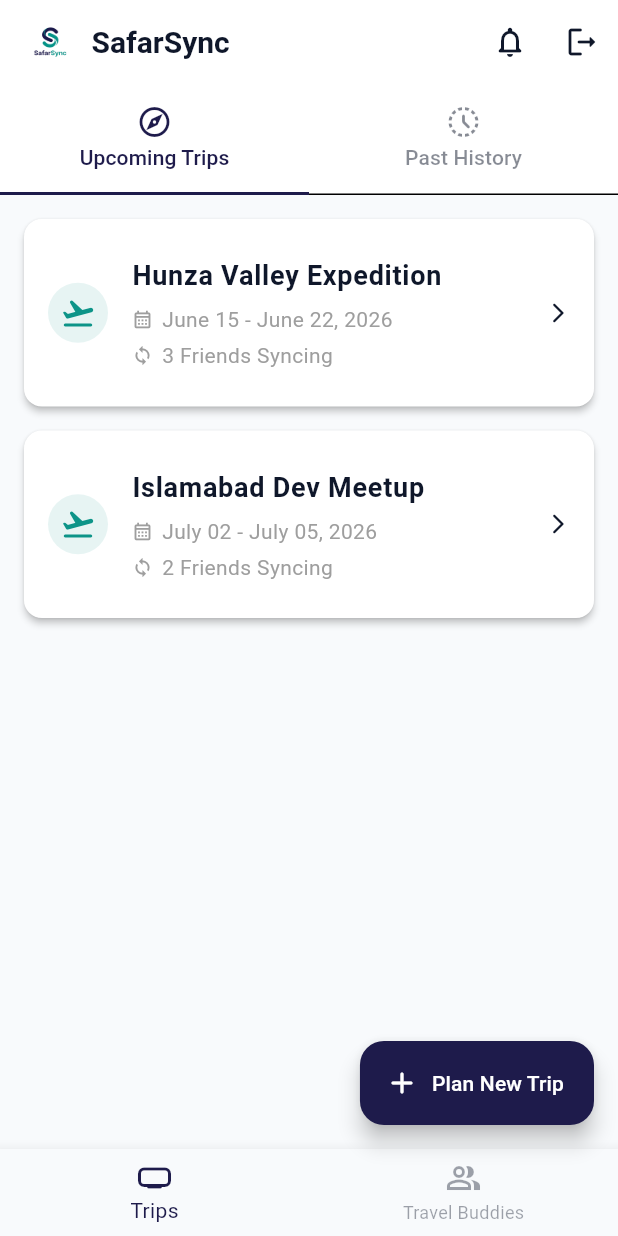
After one commit to Laiba905/safar-sync, a Flutter app: the HomeScreen screen opened directly, on a phone screen of 412 x 824 dp. The commit adds this screen. Run offline on Flutter 3.47's test engine with Material 3 defaults, Android fonts, the phone set to English and light mode, and no system bars.

Commit message:
Designed adaptive Home Dashboard with dynamic Tabs and custom Trip logger layout cards

```diff
--- /dev/null
+++ b/lib/screens/home_screen.dart
@@ -0,0 +1,189 @@
+import 'package:flutter/material.dart';
+
+class HomeScreen extends StatefulWidget {
+  const HomeScreen({super.key});
+
+  @override
+  State<HomeScreen> createState() => _HomeScreenState();
+}
+
+class _HomeScreenState extends State<HomeScreen> with SingleTickerProviderStateMixin {
+  late TabController _tabController;
+  int _currentIndex = 0;
+
+  @override
+  void initState() {
+    super.initState();
+    _tabController = TabController(length: 2, vsync: this);
+  }
+
+  @override
+  void dispose() {
+    _tabController.dispose();
+    super.dispose();
+  }
+
+  @override
+  Widget build(BuildContext context) {
+    final theme = Theme.of(context);
+
+    return Scaffold(
+      backgroundColor: theme.scaffoldBackgroundColor,
+
+      // Custom Sleek App Bar
+      appBar: AppBar(
+        automaticallyImplyLeading: false, // Back arrow hidden on home dashboard
+        title: Row(
+          children: [
+            Image.asset('assets/images/logo1.png', height: 35),
+            const SizedBox(width: 10),
+            Text(
+              'SafarSync',
+              style: TextStyle(
+                fontWeight: FontWeight.bold,
+                color: theme.colorScheme.onSurface,
+              ),
+            ),
+          ],
+        ),
+        actions: [
+          IconButton(
+            icon: const Icon(Icons.notifications_none_rounded),
+            onPressed: () {
+              // Friend requests notification screen open karne ke liye logic
+            },
+          ),
+          IconButton(
+            icon: const Icon(Icons.logout_rounded),
+            onPressed: () {
+              // Sign out logic
+              Navigator.of(context).pushReplacementNamed('/'); // Back to login splash flow
+            },
+          ),
+        ],
+        bottom: TabBar(
+          controller: _tabController,
+          labelColor: theme.colorScheme.primary,
+          unselectedLabelColor: theme.colorScheme.onSurface.withValues(alpha: 0.5),
+          indicatorColor: theme.colorScheme.primary,
+          indicatorSize: TabBarIndicatorSize.tab,
+          tabs: const [
+            Tab(icon: Icon(Icons.explore_outlined), text: "Upcoming Trips"),
+            Tab(icon: Icon(Icons.history_toggle_off_rounded), text: "Past History"),
+          ],
+        ),
+      ),
+
+      // Dashboard Body Panels
+      body: LayoutBuilder(
+        builder: (context, constraints) {
+          final isWeb = constraints.maxWidth > 600;
+          return TabBarView(
+            controller: _tabController,
+            children: [
+              _buildTripList(isUpcoming: true, isWeb: isWeb),
+              _buildTripList(isUpcoming: false, isWeb: isWeb),
+            ],
+          );
+        },
+      ),
+
+      // FAB for creating new trip
+      floatingActionButton: FloatingActionButton.extended(
+        onPressed: () {
+          // TODO: Open Create Trip Sheet/Form
+        },
+        backgroundColor: theme.colorScheme.primary,
+        foregroundColor: theme.colorScheme.onPrimary,
+        icon: const Icon(Icons.add_rounded),
+        label: const Text('Plan New Trip'),
+      ),
+
+      // Bottom Navigation for main module routing
+      bottomNavigationBar: BottomNavigationBar(
+        currentIndex: _currentIndex,
+        selectedItemColor: theme.colorScheme.primary,
+        unselectedItemColor: theme.colorScheme.onSurface.withValues(alpha: 0.4),
+        onTap: (index) {
+          setState(() {
+            _currentIndex = index;
+            // Handle cross screen navigation (e.g., index 1 will open Travel Buddies list)
+          });
+        },
+        items: const [
+          BottomNavigationBarItem(
+            icon: Icon(Icons.home_max_rounded),
+            label: 'Trips',
+          ),
+          BottomNavigationBarItem(
+            icon: Icon(Icons.people_alt_outlined),
+            label: 'Travel Buddies',
+          ),
+        ],
+      ),
+    );
+  }
+
+  // Helper Widget to render Grid or List view dynamically according to device width
+  Widget _buildTripList({required bool isUpcoming, required bool isWeb}) {
+    // Temporary hardcoded structural layout data
+    final dummyTrips = isUpcoming
+        ? [
+      {'title': 'Hunza Valley Expedition', 'date': 'June 15 - June 22, 2026', 'buddies': '3 Friends Syncing'},
+      {'title': 'Islamabad Dev Meetup', 'date': 'July 02 - July 05, 2026', 'buddies': '2 Friends Syncing'}
+    ]
+        : [
+      {'title': 'Murree Winter Getaway', 'date': 'Jan 10 - Jan 14, 2026', 'buddies': 'Solo Trip'}
+    ];
+
+    return ListView.builder(
+      padding: EdgeInsets.symmetric(
+          horizontal: isWeb ? MediaQuery.of(context).size.width * 0.2 : 16.0,
+          vertical: 16.0
+      ),
+      itemCount: dummyTrips.length,
+      itemBuilder: (context, index) {
+        final trip = dummyTrips[index];
+        return Card(
+          margin: const EdgeInsets.only(bottom: 16.0),
+          child: ListTile(
+            contentPadding: const EdgeInsets.all(16.0),
+            leading: CircleAvatar(
+              backgroundColor: Theme.of(context).colorScheme.secondary.withValues(alpha: 0.1),
+              child: Icon(Icons.flight_takeoff_rounded, color: Theme.of(context).colorScheme.secondary),
+            ),
+            title: Text(
+              trip['title']!,
+              style: const TextStyle(fontWeight: FontWeight.bold, fontSize: 18),
+            ),
+            subtitle: Column(
+              crossAxisAlignment: CrossAxisAlignment.start,
+              children: [
+                const SizedBox(height: 6),
+                Row(
+                  children: [
+                    const Icon(Icons.calendar_month_outlined, size: 14, color: Colors.grey),
+                    const SizedBox(width: 6),
+                    Text(trip['date']!, style: const TextStyle(color: Colors.grey)),
+                  ],
+                ),
+                const SizedBox(height: 4),
+                Row(
+                  children: [
+                    const Icon(Icons.sync_outlined, size: 14, color: Colors.grey),
+                    const SizedBox(width: 6),
+                    Text(trip['buddies']!, style: const TextStyle(color: Colors.grey)),
+                  ],
+                ),
+              ],
+            ),
+            trailing: const Icon(Icons.arrow_forward_ios_rounded, size: 16),
+            onTap: () {
+              // Master Trip Inner Hub routing executes here
+            },
+          ),
+        );
+      },
+    );
+  }
+}
--- a/lib/screens/login_screen.dart
+++ b/lib/screens/login_screen.dart
@@ -1,6 +1,7 @@
 import 'package:flutter/material.dart';
 import '../widgets/custom_text_field.dart';
 import 'signup_screen.dart'; // Sign up page par jaane ke liye
+import 'home_screen.dart';
 
 class LoginScreen extends StatefulWidget {
   const LoginScreen({super.key});
@@ -26,6 +27,10 @@ class _LoginScreenState extends State<LoginScreen> {
       // TODO: Firebase core integration Member 2 karega baad mein
       ScaffoldMessenger.of(context).showSnackBar(
         const SnackBar(content: Text('Processing Login...')),
+      );
+      // SnackBar ke niche yeh line paste kar dein dono screens mein:
+      Navigator.of(context).pushReplacement(
+        MaterialPageRoute(builder: (context) => const HomeScreen()),
       );
     }
   }
--- a/lib/screens/signup_screen.dart
+++ b/lib/screens/signup_screen.dart
@@ -1,5 +1,6 @@
 import 'package:flutter/material.dart';
 import '../widgets/custom_text_field.dart';
+import 'home_screen.dart';
 
 class SignupScreen extends StatefulWidget {
   const SignupScreen({super.key});
@@ -27,6 +28,10 @@ class _SignupScreenState extends State<SignupScreen> {
       // TODO: Firebase Registration Core Logic (Member 2 will implement this)
       ScaffoldMessenger.of(context).showSnackBar(
         const SnackBar(content: Text('Creating Account...')),
+      );
+      // SnackBar ke niche yeh line paste kar dein dono screens mein:
+      Navigator.of(context).pushReplacement(
+        MaterialPageRoute(builder: (context) => const HomeScreen()),
       );
     }
   }
```
